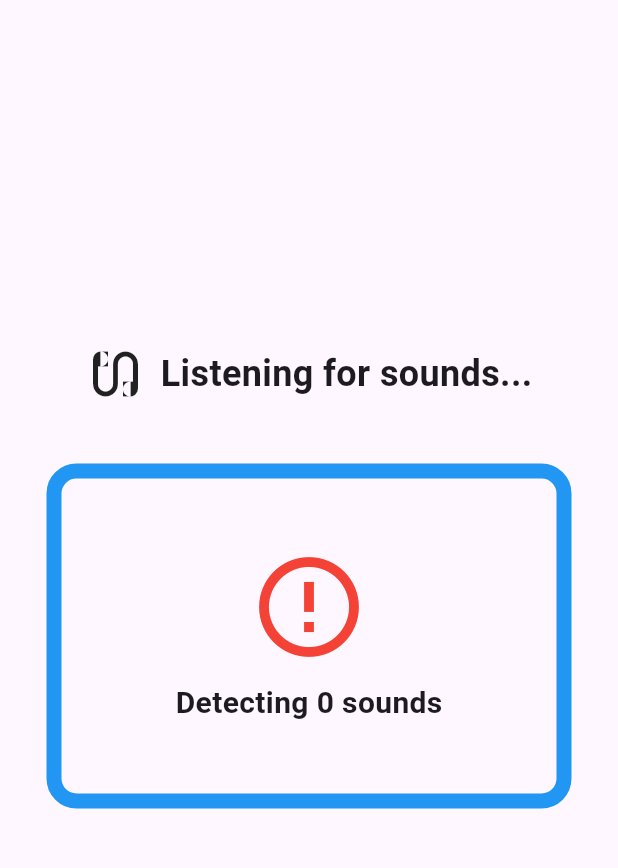
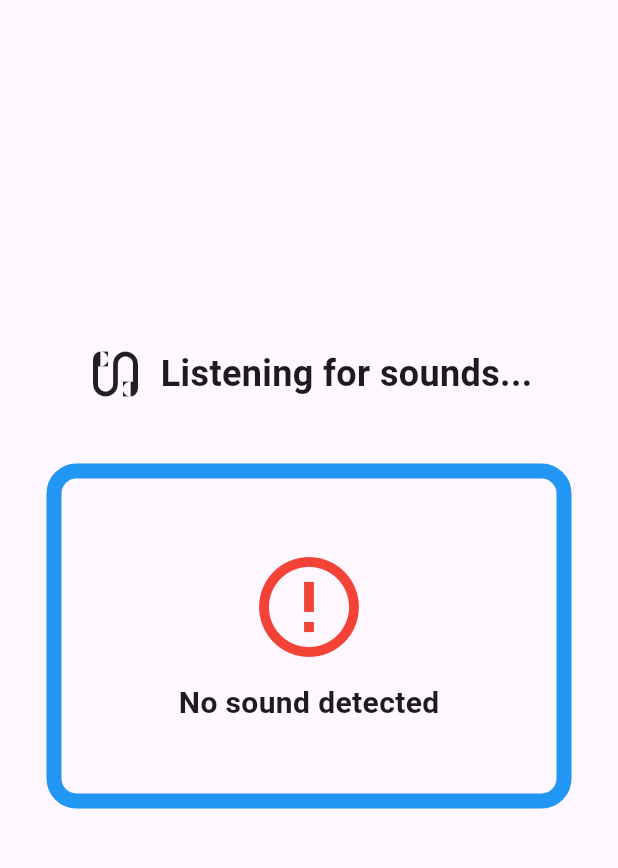
Before and after one commit to usama-sherazi/Sound_detection_app-Flutter-, a Flutter app: the screen it shows after launch, on a phone screen of 412 x 824 dp, the part 84-952 px from its top. Run offline on Flutter 3.47's test engine with Material 3 defaults, Android fonts, the phone set to English and light mode, and no system bars; our stand-ins replace flutter_svg, fluttertoast, shared_preferences; missing offline and left inert: huawei_ml_language, mic_stream; project files that could hold a hidden picture were left out.

Commit message:
updated UI

```diff
--- a/lib/sound_detection.dart
+++ b/lib/sound_detection.dart
@@ -19,15 +19,18 @@ class SoundDetection extends StatefulWidget {
 
 class _SoundDetectionState extends State<SoundDetection> {
   bool _cryingBaby = false;
+  bool icryingBaby = false;
   bool _shoutingPet = false;
-  bool _laughing = false; // Added for laughing detection
+  bool ishoutingPet = false;
+  bool _laughing = false;
+  bool ilaughing = false;
   bool _isRegistering = true;
   bool _isRegistered = false;
   StreamSubscription<List<int>>? _micStreamSubscription;
   late MLSoundDetector _mlSoundDetector;
 
   bool _isCallActive = false;
-
+  String _detectedSound = ''; // New state variable for detected sound
 
   @override
   void initState() {
@@ -98,13 +101,16 @@ class _SoundDetectionState extends State<SoundDetection> {
       });
     });
   }
+
   void _loadPreferences() async {
     final prefs = await SharedPreferences.getInstance();
     setState(() {
       _cryingBaby = prefs.getBool('cryingBaby') ?? false;
       _shoutingPet = prefs.getBool('Shouting-pet') ?? false;
-      _laughing = prefs.getBool('laughing') ?? false; // Load laughing preference
-
+      _laughing = prefs.getBool('laughing') ?? false;
+      icryingBaby = prefs.getBool('cryingBaby') ?? false;
+      ishoutingPet = prefs.getBool('Shouting-pet') ?? false;
+      ilaughing = prefs.getBool('laughing') ?? false;
     });
 
     _manageMicStream();
@@ -190,23 +196,19 @@ class _SoundDetectionState extends State<SoundDetection> {
         _laughing = result == MLSoundDetectConstants.SOUND_EVENT_TYPE_LAUGHTER;
 
         if (_cryingBaby) {
+          _detectedSound = 'Crying Baby';
           _showNotification('Sound Detected', 'Crying baby sound detected');
-        }
-
-        if (_shoutingPet) {
-          _showNotification('Sound Detected', 'Shouting pet sound detected');
-        }
-
-        if (_laughing) {
-          _showNotification('Sound Detected', 'Laughing sound detected');
-        }
-
-        if (_cryingBaby) {
           _startCall('cryingBaby');
         } else if (_shoutingPet) {
+          _detectedSound = 'Shouting Pet';
+          _showNotification('Sound Detected', 'Shouting pet sound detected');
           _startCall('shoutingPet');
         } else if (_laughing) {
+          _detectedSound = 'Laughing';
+          _showNotification('Sound Detected', 'Laughing sound detected');
           _startCall('laughing');
+        } else {
+          _detectedSound = ''; // Reset if no sound detected
         }
 
         _manageMicStream();
@@ -268,19 +270,19 @@ class _SoundDetectionState extends State<SoundDetection> {
             Row(
               mainAxisAlignment: MainAxisAlignment.center,
               children: [
-                if (_cryingBaby)
+                if (icryingBaby)
                   SvgPicture.asset(
                     'assets/icons/cryingbaby.svg',
                     width: 50.0,
                     height: 50.0,
                   ),
-                if (_shoutingPet)
+                if (ishoutingPet)
                   const Icon(
                     Icons.pets,
                     size: 50.0,
                     color: Colors.green,
                   ),
-                if (_laughing)
+                if (ilaughing)
                   const Icon(
                     Icons.sentiment_satisfied,
                     size: 50.0,
@@ -289,24 +291,48 @@ class _SoundDetectionState extends State<SoundDetection> {
               ],
             ),
             const SizedBox(height: 20.0),
-            Row(
-              mainAxisAlignment: MainAxisAlignment.center,
-              children: [
             Container(
               height: 230.0,
               width: 350,
               padding: const EdgeInsets.all(20.0),
               decoration: BoxDecoration(
-
                 border: Border.all(color: Colors.blue, width: 10.0),
                 borderRadius: BorderRadius.circular(20),
               ),
               child: Center(
-                    child: Column(
+                child: _detectedSound.isNotEmpty
+                    ? Column(
                   mainAxisAlignment: MainAxisAlignment.center,
                   children: [
-                        if (!_cryingBaby && !_shoutingPet && !_laughing)
-                          const Column(
+                    if (_detectedSound == 'Crying Baby')
+                      SvgPicture.asset(
+                        'assets/icons/cryingbaby.svg',
+                        width: 50.0,
+                        height: 50.0,
+                      ),
+                    if (_detectedSound == 'Shouting Pet')
+                      const Icon(
+                        Icons.pets,
+                        size: 50.0,
+                        color: Colors.green,
+                      ),
+                    if (_detectedSound == 'Laughing')
+                      const Icon(
+                        Icons.sentiment_satisfied,
+                        size: 50.0,
+                        color: Colors.yellow,
+                      ),
+                    const SizedBox(height: 10.0),
+                    Text(
+                      '$_detectedSound detected',
+                      style: const TextStyle(
+                        fontSize: 24.0,
+                        fontWeight: FontWeight.bold,
+                      ),
+                    ),
+                  ],
+                )
+                    : const Column(
                   mainAxisAlignment: MainAxisAlignment.center,
                   children: [
                     Icon(
@@ -316,7 +342,7 @@ class _SoundDetectionState extends State<SoundDetection> {
                     ),
                     SizedBox(height: 10.0),
                     Text(
-                                'Detecting 0 sounds',
+                      'No sound detected',
                       style: TextStyle(
                         fontSize: 20.0,
                         fontWeight: FontWeight.bold,
@@ -324,13 +350,8 @@ class _SoundDetectionState extends State<SoundDetection> {
                     ),
                   ],
                 ),
-                      ],
               ),
             ),
-                ),
-              ],
-            ),
-
           ],
         ),
       ),
```
Lines whose indentation alone changed are shown as unchanged.
